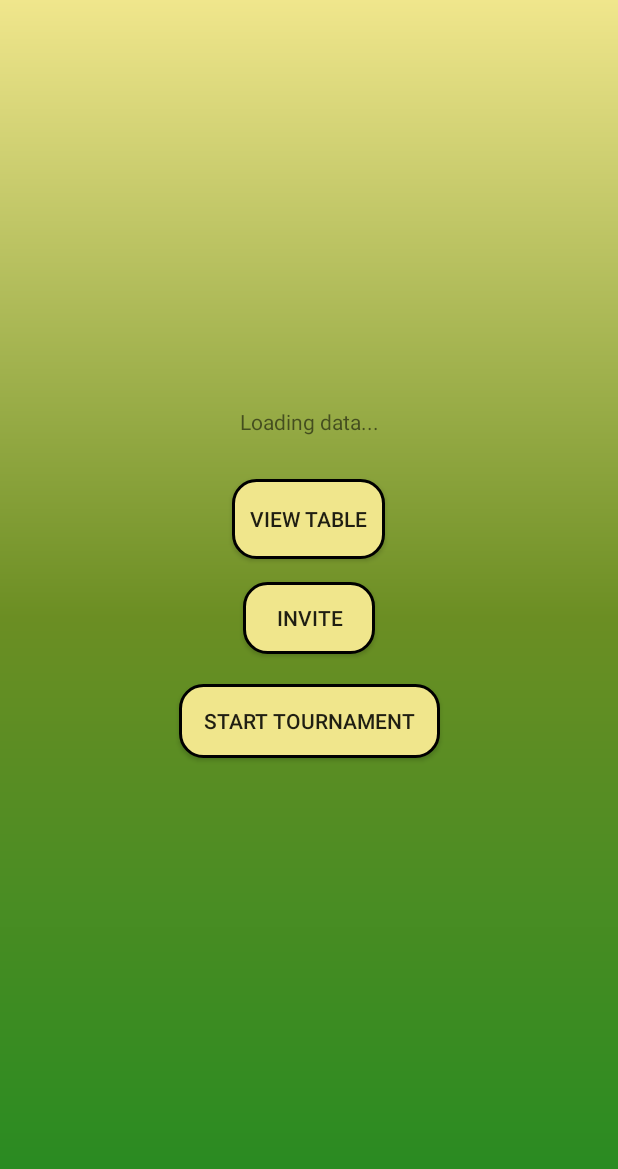
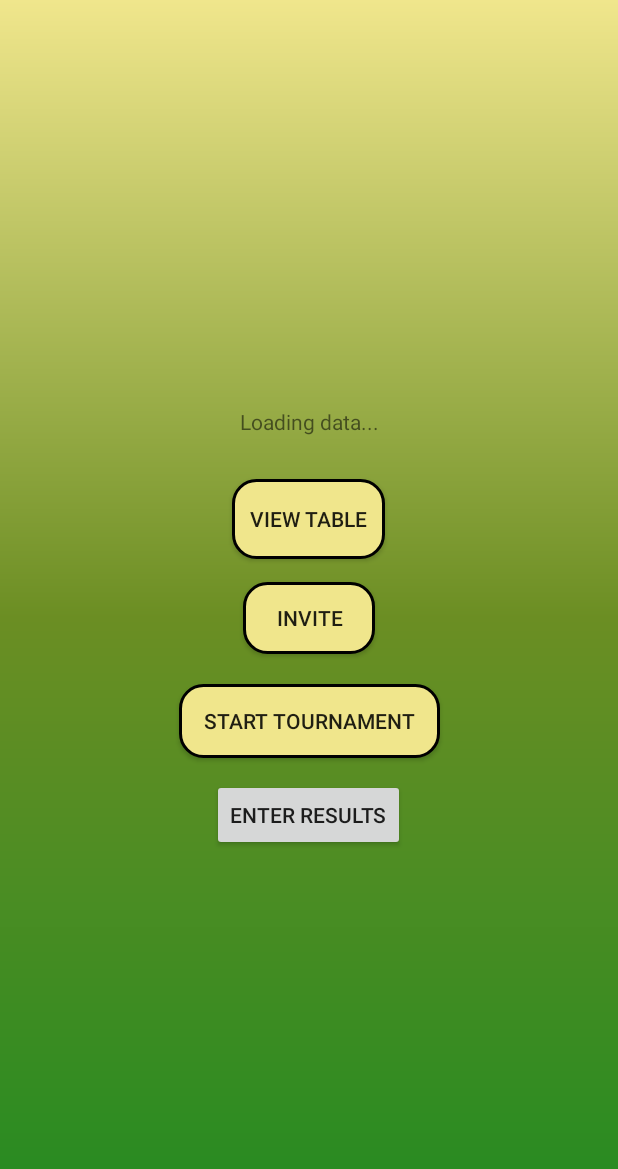
Before and after one commit to Software-Dev-Project-D-A-Y/TournaMeApp, an Android app: the ManagerEditTournamentActivity screen opened directly, with no data from a screen before it, on a phone screen of 412 x 824 dp. Shown: the top 1169 px of the screen. Run offline under Robolectric (Android 15) with nearby library versions, the phone set to English and light mode, and no system bars; our stand-ins replace Firebase (no records; nobody signed in at launch, a user with empty details on screens opened directly); 7 statements that could not run were skipped.

```diff
--- a/app/src/main/java/com/example/tournameapp/app/ManagerEditTournamentActivity.java
+++ b/app/src/main/java/com/example/tournameapp/app/ManagerEditTournamentActivity.java
@@ -34,6 +34,7 @@ public class ManagerEditTournamentActivity extends AppCompatActivity implements
     private Button inviteBtn;
     private Button startTournamentBtn;
     private Button viewTableBtn;
+    private Button enterResultsBtn;
 
     @Override
     protected void onCreate(Bundle savedInstanceState) {
@@ -44,6 +45,8 @@ public class ManagerEditTournamentActivity extends AppCompatActivity implements
         inviteBtn = (Button) findViewById(R.id.inviteBtn);
         startTournamentBtn = (Button) findViewById(R.id.startTournamentBtn);
         viewTableBtn = (Button) findViewById(R.id.viewTableBtn);
+        enterResultsBtn = (Button) findViewById(R.id.enterResultsBtn);
+
 
         Intent intent = getIntent();
         String tournamentID = intent.getExtras().getString("tournamentChose");
@@ -53,13 +56,13 @@ public class ManagerEditTournamentActivity extends AppCompatActivity implements
         inviteBtn.setEnabled(false);
         playerAmountTxt.setText("Loading data...");
 
-        Log.d("Tournament","Before loading");
+        Log.d("Tournament", "Before loading");
 
         presenter.loadTournament(tournamentID);
 
     }
 
-    private void inviteDialog(){
+    private void inviteDialog() {
         AlertDialog.Builder alert = new AlertDialog.Builder(this);
         alert.setTitle("Invite a Player");
         alert.setMessage("Enter Username:");
@@ -90,8 +93,8 @@ public class ManagerEditTournamentActivity extends AppCompatActivity implements
         this.tournament = tournament;
         this.manager = tournament.getManager();
 
-        Log.d("Tournament","after loading");
-        Log.d("Tournament",tournament.toString());
+        Log.d("Tournament", "after loading");
+        Log.d("Tournament", tournament.toString());
 
 
         inviteBtn.setEnabled(true);
@@ -113,10 +116,10 @@ public class ManagerEditTournamentActivity extends AppCompatActivity implements
 
     @Override
     public void onTournamentPlayersLoaded(List<Player> players) {
-        Log.d("Tournament Players",players.toString());
-        playerAmountTxt.setText(players.size()+"/"+tournament.getCapacity()+" Players joined");
+        Log.d("Tournament Players", players.toString());
+        playerAmountTxt.setText(players.size() + "/" + tournament.getCapacity() + " Players joined");
 
-        if(players.size() < tournament.getCapacity()){
+        if (players.size() < tournament.getCapacity()) {
             return;
         }
         startTournamentBtn.setOnClickListener(new View.OnClickListener() {
@@ -129,13 +132,14 @@ public class ManagerEditTournamentActivity extends AppCompatActivity implements
 
     @Override
     public void onTournamentAllMatchesLoaded(final List<Match> matches) {
-//        viewTableBtn.setOnClickListener(new View.OnClickListener() {
-//            @Override
-//            public void onClick(View v) {
-//                TournamentFragment fragment = new TournamentFragment(matches);
-//                fragment.show(getSupportFragmentManager(), "View Table");
-//            }
-//        });
+        enterResultsBtn.setOnClickListener(new View.OnClickListener() {
+            @Override
+            public void onClick(View v) {
+                UpdateScoreFragment fragment = new UpdateScoreFragment(matches);
+                fragment.show(getSupportFragmentManager(), "Update Score Table");
+
+            }
+        });
     }
 
     @Override
@@ -145,24 +149,23 @@ public class ManagerEditTournamentActivity extends AppCompatActivity implements
 
     @Override
     public void onTournamentStarted(String message) {
-        Toast.makeText(this,message,Toast.LENGTH_SHORT).show();
-
+        Toast.makeText(this, message, Toast.LENGTH_SHORT).show();
 
 
     }
 
     @Override
     public void onInviteUsernameError(String message) {
-        Toast.makeText(this,message,Toast.LENGTH_SHORT).show();
+        Toast.makeText(this, message, Toast.LENGTH_SHORT).show();
     }
 
     @Override
     public void onInvite(String message) {
-        Toast.makeText(this,message,Toast.LENGTH_SHORT).show();
+        Toast.makeText(this, message, Toast.LENGTH_SHORT).show();
     }
 
     @Override
     public void onInviteFailure(String message) {
-        Toast.makeText(this,message,Toast.LENGTH_SHORT).show();
+        Toast.makeText(this, message, Toast.LENGTH_SHORT).show();
     }
 }
--- a/app/src/main/res/layout/activity_manager_edit_tournament.xml
+++ b/app/src/main/res/layout/activity_manager_edit_tournament.xml
@@ -55,4 +55,16 @@
         app:layout_constraintStart_toStartOf="parent"
         app:layout_constraintTop_toTopOf="parent"
         app:layout_constraintVertical_bias="0.955" />
+
+    <Button
+        android:id="@+id/enterResultsBtn"
+        android:layout_width="wrap_content"
+        android:layout_height="wrap_content"
+        android:text="Enter Results"
+        app:layout_constraintBottom_toBottomOf="parent"
+        app:layout_constraintEnd_toEndOf="parent"
+        app:layout_constraintHorizontal_bias="0.498"
+        app:layout_constraintStart_toStartOf="parent"
+        app:layout_constraintTop_toBottomOf="@+id/startTournamentBtn"
+        app:layout_constraintVertical_bias="0.052" />
 </androidx.constraintlayout.widget.ConstraintLayout>
```
Also changed, not shown: app/src/main/java/com/example/tournameapp/app/TournamentFragment.java (+1 -22 lines), app/src/main/java/com/example/tournameapp/app/UpdateScoreFragment.java (added, +44 -0 lines), app/src/main/res/layout/fragment_update_score.xml (added, +17 -0 lines).
